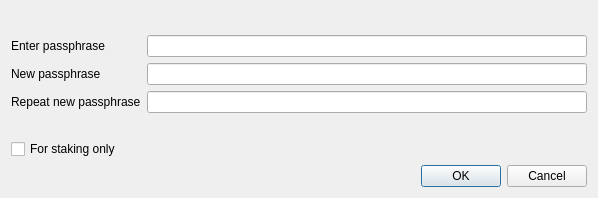
Above: src/qt/forms/askpassphrasedialog.ui from mammix2/boostcoin-core before the change. Below: the same form after it.
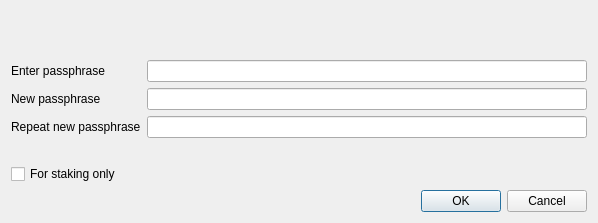
That is the form after the change. Icons and pictures are not drawn.

The edit to the form file:
```diff
--- a/src/qt/forms/askpassphrasedialog.ui
+++ b/src/qt/forms/askpassphrasedialog.ui
@@ -7,7 +7,7 @@
     <x>0</x>
     <y>0</y>
     <width>598</width>
-    <height>198</height>
+    <height>223</height>
    </rect>
   </property>
   <property name="sizePolicy">
@@ -25,208 +25,6 @@
   <property name="windowTitle">
    <string>Passphrase Dialog</string>
   </property>
-  <property name="styleSheet">
-   <string notr="true">QScrollArea {
-        border-radius: 6px;
-        border-width: 0;
-        border-style: none;
-        padding: 8px;
-        background-color: #111;
-        color: white;
-}
-
-QSpinBox {
-        border-radius: 4px;
-        border-width: 0;
-        border-style: none;
-        padding: 8px;
-        background-color: #111;
-        color: white;
-}
-
-QVBoxLayout {
-        border-radius: 6px;
-        border-width: 0;
-        border-style: none;
-        padding: 8px;
-        background-color: #111;
-        color: white;
-}
-
-QDialog, QMainWindow, QFrame {
-        color: white;
-        background-color: #333333;
-        border: none;
-}
-
-QMenu {
-        background-color: #333333; color: white;
-}
-
-QLabel {
-        background-color: transparent;
-}
-
-QCheckBox {
-    color: white;
-}
-
-QFrame#central { background-color: #333333; border: none }
-QFrame#frame, QFrame#frame_2, QFrame#frame_3 {
-        background-color: #333333;
-        border-style: plain;
-        border-width: 20px;
-        border-radius: 15px;
-        border-color: #111;
-        min-width: 10em;
-        padding: 6px;
-}
-QLabel[openExternalLinks=true], QHeaderView { color: #aaaaaa }
-QLabel[openExternalLinks=false] { color: white; font-weight: normal }
-QPushButton, QToolButton {
-        border: 4px solid #111;
-        border-radius: 7px;
-        background-color: #111;
-        color: white;
-        padding: 6px;
-        margin: 6px;
-}
-QPushButton:pressed, QToolButton:checked {
-        color: #AEC6CF;
-}
-QPushButton:pressed, QToolButton:pressed {
-        border-color: #AEC6DF;
-        color: #AEC6DF;
-}
-QPushButton:disabled, QToolButton:disabled {
-        color: #444;
-        background-color: #222;
-}
-
-
-#scrollAreaWidgetContents QToolButton {
-        border-radius: 8px;
-        border-width: 0px;
-}
-
-/* the background-color is overridden to transparent for mac os x
-   due to the entire toolbar area not being drawable in a regular
-   QMainWindow
-*/
-QToolBar { background: #333333; border: 0px solid black; padding: 3px; }
-
-QToolBar::handle { image: url(handle.png); }
-QStatusBar { background: #333333; }
-QMenuBar { background: #333333; }
-QMenuBar::item { background: #333333; color: white; }
-
-#scrollAreaWidgetContents { background: #222 }
-#scrollAreaWidgetContents &gt; QFrame { background-color: #222; border-width: 0px; border-style: none; }
-
-QLineEdit {
-        border-radius: 6px;
-        border-width: 2px;
-        border-color: #222;
-        padding: 8px;
-        background-color: #111;
-        color: white;
-}
-
-QComboBox {
-        border-radius: 6px;
-        border-width: 0;
-        border-style: none;
-        padding: 8px;
-        background-color: #111;
-        color: white;
-}
-
-QComboBox::drop-down {
-        border-width: 0;
-        border-style: none;
-        background-color: #111;
-        color: white;
-}
-
-QTableView {
-        background: #111;
-        color: white;
-        border-style: none;
-        selection-background-color: #aaaaaa;
-    alternate-background-color: #222;
-        selection-color: #111;
-        border: 0px solid black;
-}
-
-QHeaderView { color: #aaaaaa; background-color: #111; background-image: none; }
-QHeaderView::section { color: #aaaaaa; background-color: #222; }
-QHeaderView::section:checked { background-color: #111; }
-
-QTabWidget {
-        background: #111;
-}
-
- QTabWidget::pane {
-     border-top: 2px solid #111;
-     border: 4px solid #111;
-     border-bottom-left-radius: 8px;
-     border-bottom-right-radius: 8px;
-     border-top-right-radius: 8px;
-        background: #111;
- }
-
- QTabWidget::tab-bar {
-     left: 5px; /* move to the right by 5px */
- }
-
- /* Style the tab using the tab sub-control. Note that
-     it reads QTabBar _not_ QTabWidget */
- QTabBar::tab {
-     background: #111;
-     border: 4px solid #222;
-     border-bottom-color: #111; /* same as the pane color */
-     border-top-left-radius: 4px;
-     border-top-right-radius: 4px;
-     min-width: 8ex;
-     padding: 4px;
-     color: #888;
- }
-
- QTabBar::tab:selected, QTabBar::tab:hover {
-     color: #aaaaaa
- }
-
- QTabBar::tab:selected {
-     border-color: #111; /* same as pane color */
-     border-top-color: #aaaaaa;
- }
-
- QTabBar::tab:!selected {
-     margin-top: 2px; /* make non-selected tabs look smaller */
- }
-
- /* make use of negative margins for overlapping tabs */
- QTabBar::tab:selected {
-     /* expand/overlap to the left and right by 4px */
-     margin-left: -4px;
-     margin-right: -4px;
- }
-
- QTabBar::tab:first:selected {
-     margin-left: 0; /* the first selected tab has nothing to overlap with on the left */
- }
-
- QTabBar::tab:last:selected {
-     margin-right: 0; /* the last selected tab has nothing to overlap with on the right */
- }
-
- QTabBar::tab:only-one {
-     margin: 0; /* if there is only one tab, we don't want overlapping margins */
- }
-
-
-</string>
-  </property>
   <layout class="QVBoxLayout" name="verticalLayout">
    <item>
     <widget class="QLabel" name="warningLabel">
```
